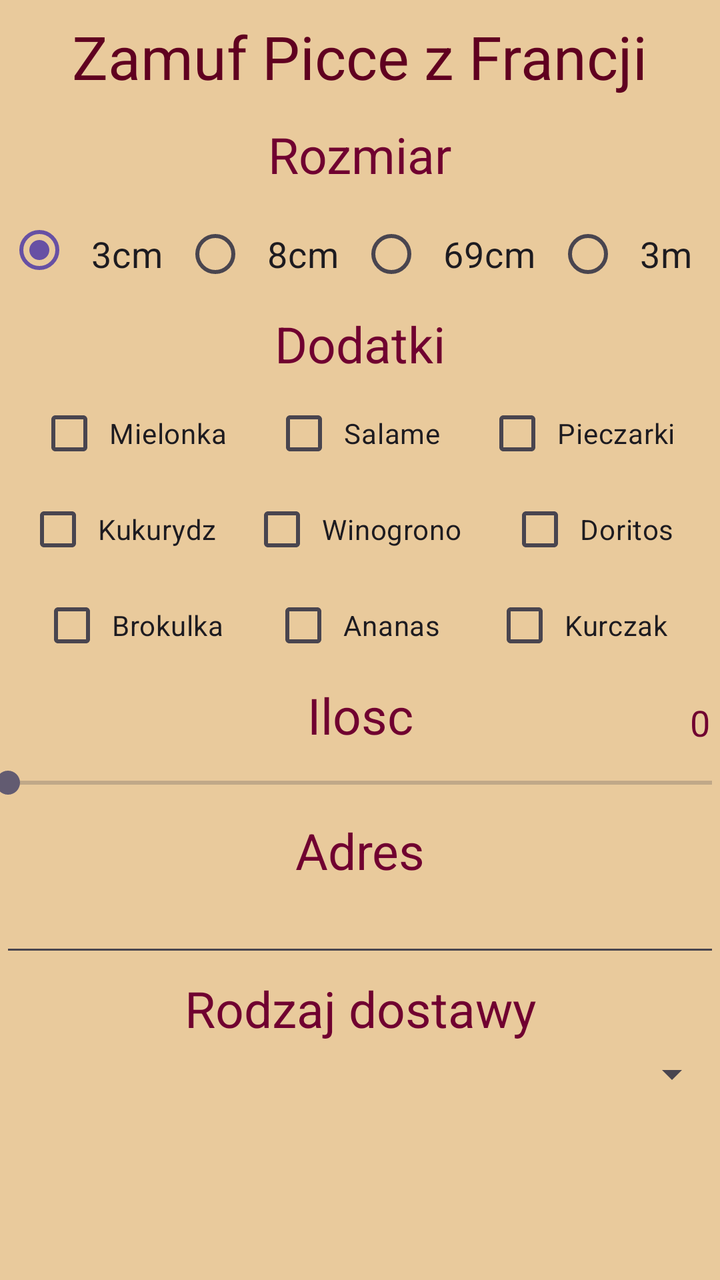
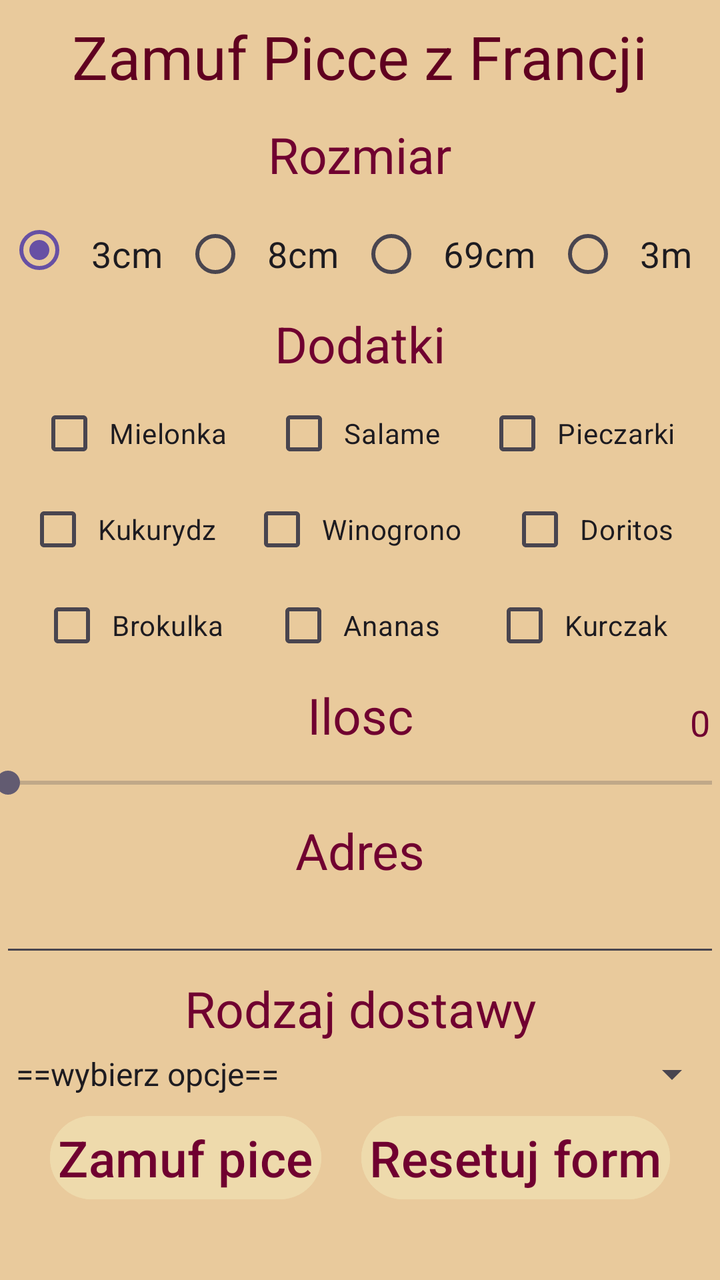

The first picture is an Android layout as it rendered before a commit; the second is the same layout after the commit. The layout source and the unified diff follow.
<!-- AndroidManifest.xml: application theme Theme.FormPizza -->
<!-- res/layout/activity_main.xml -->
<?xml version="1.0" encoding="utf-8"?>
<ScrollView xmlns:android="http://schemas.android.com/apk/res/android"
    xmlns:app="http://schemas.android.com/apk/res-auto"
    xmlns:tools="http://schemas.android.com/tools"
    android:layout_width="match_parent"
    android:layout_height="match_parent"
    android:fillViewport="true"
    tools:context=".MainActivity">

    <androidx.constraintlayout.widget.ConstraintLayout
        android:id="@+id/main"
        android:layout_width="match_parent"
        android:layout_height="wrap_content"
        android:background="#E9CA9C">

    <TextView
        android:id="@+id/textView"
        android:layout_width="wrap_content"
        android:layout_height="wrap_content"
        android:text="Zamuf Picce z Francji"
        android:textSize="30sp"
        app:layout_constraintEnd_toEndOf="parent"
        app:layout_constraintStart_toStartOf="parent"
        app:layout_constraintTop_toTopOf="parent"
        android:padding="8dp"
        android:textColor="#600020"/>

    <TextView
        android:id="@+id/textView2"
        android:layout_width="wrap_content"
        android:layout_height="wrap_content"
        android:padding="4dp"
        android:text="Rozmiar"
        android:textSize="25sp"
        app:layout_constraintEnd_toEndOf="parent"
        app:layout_constraintStart_toStartOf="parent"
        app:layout_constraintTop_toBottomOf="@+id/textView"
        android:textColor="#700030"/>

    <RadioGroup
        android:id="@+id/radioGroup"
        android:layout_width="wrap_content"
        android:layout_height="wrap_content"
        android:layout_marginTop="5dp"
        android:orientation="horizontal"
        app:layout_constraintEnd_toEndOf="parent"
        app:layout_constraintStart_toStartOf="parent"
        app:layout_constraintTop_toBottomOf="@+id/textView2"
        android:checkedButton="@id/rozmiar3">


        <RadioButton
            android:id="@+id/rozmiar3"
            android:layout_width="match_parent"
            android:layout_height="41dp"
            android:padding="10dp"
            android:text="3cm"
            android:textSize="18sp" />

        <RadioButton
            android:id="@+id/rozmiar8"
            android:layout_width="wrap_content"
            android:layout_height="wrap_content"
            android:padding="10dp"
            android:text="8cm"
            android:textSize="18sp" />

        <RadioButton
            android:id="@+id/rozmiar69"
            android:layout_width="wrap_content"
            android:layout_height="wrap_content"
            android:padding="10dp"
            android:text="69cm"
            android:textSize="18sp" />

        <RadioButton
            android:id="@+id/rozmiarOstroznie"
            android:layout_width="wrap_content"
            android:layout_height="wrap_content"
            android:padding="10dp"
            android:text="3m"
            android:textSize="18sp" />
    </RadioGroup>

    <TextView
        android:id="@+id/textView3"
        android:layout_width="wrap_content"
        android:layout_height="wrap_content"
        android:text="Dodatki"
        app:layout_constraintEnd_toEndOf="parent"
        app:layout_constraintStart_toStartOf="parent"
        app:layout_constraintTop_toBottomOf="@+id/radioGroup"
        android:padding="4dp"
        android:textSize="25sp"
        android:textColor="#700030"/>

    <CheckBox
        android:id="@+id/salame"
        android:layout_width="wrap_content"
        android:layout_height="wrap_content"
        android:text="Salame"
        android:padding="4dp"
        app:layout_constraintEnd_toEndOf="parent"
        app:layout_constraintStart_toStartOf="parent"
        app:layout_constraintTop_toBottomOf="@+id/textView3" />

    <CheckBox
        android:id="@+id/mielonka"
        android:layout_width="wrap_content"
        android:layout_height="wrap_content"
        android:text="Mielonka"
        android:padding="4dp"
        app:layout_constraintEnd_toStartOf="@+id/salame"
        app:layout_constraintStart_toStartOf="parent"
        app:layout_constraintTop_toBottomOf="@+id/textView3" />

    <CheckBox
        android:id="@+id/pieczarka"
        android:layout_width="wrap_content"
        android:layout_height="wrap_content"
        android:text="Pieczarki"
        android:padding="4dp"
        app:layout_constraintEnd_toEndOf="parent"
        app:layout_constraintStart_toEndOf="@+id/salame"
        app:layout_constraintTop_toBottomOf="@+id/textView3" />

    <CheckBox
        android:id="@+id/winogron"
        android:layout_width="wrap_content"
        android:layout_height="wrap_content"
        android:text="Winogrono"
        android:padding="4dp"
        app:layout_constraintEnd_toEndOf="parent"
        app:layout_constraintStart_toStartOf="parent"
        app:layout_constraintTop_toBottomOf="@+id/salame" />

    <CheckBox
        android:id="@+id/kukurydza"
        android:layout_width="wrap_content"
        android:layout_height="wrap_content"
        android:text="Kukurydz"
        android:padding="4dp"
        app:layout_constraintEnd_toStartOf="@+id/winogron"
        app:layout_constraintStart_toStartOf="parent"
        app:layout_constraintTop_toBottomOf="@+id/mielonka" />

    <CheckBox
        android:id="@+id/doritos"
        android:layout_width="wrap_content"
        android:layout_height="wrap_content"
        android:text="Doritos"
        android:padding="4dp"
        app:layout_constraintEnd_toEndOf="parent"
        app:layout_constraintStart_toEndOf="@+id/winogron"
        app:layout_constraintTop_toBottomOf="@+id/pieczarka" />

    <CheckBox
        android:id="@+id/ananas"
        android:layout_width="wrap_content"
        android:layout_height="wrap_content"
        android:text="Ananas"
        android:padding="4dp"
        app:layout_constraintEnd_toEndOf="parent"
        app:layout_constraintStart_toStartOf="parent"
        app:layout_constraintTop_toBottomOf="@+id/winogron" />

    <CheckBox
        android:id="@+id/kurczak"
        android:layout_width="wrap_content"
        android:layout_height="wrap_content"
        android:text="Kurczak"
        android:padding="4dp"
        app:layout_constraintEnd_toEndOf="parent"
        app:layout_constraintStart_toEndOf="@+id/ananas"
        app:layout_constraintTop_toBottomOf="@+id/doritos" />

    <CheckBox
        android:id="@+id/brokul"
        android:layout_width="wrap_content"
        android:layout_height="wrap_content"
        android:text="Brokulka"
        android:padding="4dp"
        app:layout_constraintEnd_toStartOf="@+id/ananas"
        app:layout_constraintStart_toStartOf="parent"
        app:layout_constraintTop_toBottomOf="@+id/kukurydza" />

    <TextView
        android:id="@+id/textView4"
        android:layout_width="wrap_content"
        android:layout_height="wrap_content"
        android:text="Ilosc"
        app:layout_constraintEnd_toEndOf="parent"
        app:layout_constraintStart_toStartOf="parent"
        app:layout_constraintTop_toBottomOf="@+id/ananas"
        android:padding="4dp"
        android:textSize="25sp"
        android:textColor="#700030"/>

    <SeekBar
        android:id="@+id/seekBar"
        android:layout_width="match_parent"
        android:layout_height="wrap_content"
        android:max="10"
        android:progress="0"
        app:layout_constraintEnd_toEndOf="parent"
        app:layout_constraintStart_toStartOf="parent"
        app:layout_constraintTop_toBottomOf="@+id/textView4"
        android:padding="4dp"/>

    <TextView
        android:id="@+id/textView5"
        android:layout_width="wrap_content"
        android:layout_height="wrap_content"
        android:text="Adres"
        app:layout_constraintEnd_toEndOf="parent"
        app:layout_constraintStart_toStartOf="parent"
        app:layout_constraintTop_toBottomOf="@+id/seekBar"
        android:padding="4dp"
        android:textSize="25sp"
        android:textColor="#700030"/>

    <EditText
        android:id="@+id/editTextText"
        android:layout_width="match_parent"
        android:layout_height="wrap_content"
        android:ems="10"
        android:inputType="text"
        android:padding="4dp"
        android:text=""
        android:textColor="#700030"
        android:textSize="22sp"
        app:layout_constraintEnd_toEndOf="parent"
        app:layout_constraintStart_toStartOf="parent"
        app:layout_constraintTop_toBottomOf="@+id/textView5" />

    <TextView
        android:id="@+id/textView6"
        android:layout_width="wrap_content"
        android:layout_height="wrap_content"
        android:padding="5dp"
        android:text="0"
        android:textColor="#700030"
        android:textSize="18sp"
        app:layout_constraintBottom_toBottomOf="@+id/textView4"
        app:layout_constraintEnd_toEndOf="parent" />

        <Spinner
            android:id="@+id/spCourse"
            android:layout_width="match_parent"
            android:layout_height="wrap_content"
            app:layout_constraintTop_toBottomOf="@+id/textView7"
            android:padding="4dp"
            android:textSize="20sp"
            android:textColor="#700030"/>

        <TextView
            android:id="@+id/textView7"
            android:layout_width="wrap_content"
            android:layout_height="wrap_content"
            android:text="Rodzaj dostawy"
            app:layout_constraintEnd_toEndOf="parent"
            app:layout_constraintStart_toStartOf="parent"
            app:layout_constraintTop_toBottomOf="@+id/editTextText"
            android:padding="4dp"
            android:textSize="25sp"
            android:textColor="#700030"/>

    </androidx.constraintlayout.widget.ConstraintLayout>
</ScrollView>
<!-- resources referenced by this layout -->
<resources>
  <style name="Theme.FormPizza" parent="Base.Theme.FormPizza" />
  <style name="Base.Theme.FormPizza" parent="Theme.Material3.DayNight.NoActionBar">
          
          
      </style>
</resources>

<!-- the commit's change to res/layout/activity_main.xml (unified diff, before → after) -->
@@ -17,7 +17,7 @@
         android:id="@+id/textView"
         android:layout_width="wrap_content"
         android:layout_height="wrap_content"
-        android:text="Zamuf Picce z Francji"
+        android:text="@string/zamuf_picce_z_francji"
         android:textSize="30sp"
         app:layout_constraintEnd_toEndOf="parent"
         app:layout_constraintStart_toStartOf="parent"
@@ -30,7 +30,7 @@
         android:layout_width="wrap_content"
         android:layout_height="wrap_content"
         android:padding="4dp"
-        android:text="Rozmiar"
+        android:text="@string/rozmiar"
         android:textSize="25sp"
         app:layout_constraintEnd_toEndOf="parent"
         app:layout_constraintStart_toStartOf="parent"
@@ -54,7 +54,7 @@
             android:layout_width="match_parent"
             android:layout_height="41dp"
             android:padding="10dp"
-            android:text="3cm"
+            android:text="@string/_3cm"
             android:textSize="18sp" />
 
         <RadioButton
@@ -62,7 +62,7 @@
             android:layout_width="wrap_content"
             android:layout_height="wrap_content"
             android:padding="10dp"
-            android:text="8cm"
+            android:text="@string/_8cm"
             android:textSize="18sp" />
 
         <RadioButton
@@ -70,7 +70,7 @@
             android:layout_width="wrap_content"
             android:layout_height="wrap_content"
             android:padding="10dp"
-            android:text="69cm"
+            android:text="@string/_69cm"
             android:textSize="18sp" />
 
         <RadioButton
@@ -78,7 +78,7 @@
             android:layout_width="wrap_content"
             android:layout_height="wrap_content"
             android:padding="10dp"
-            android:text="3m"
+            android:text="@string/_3m"
             android:textSize="18sp" />
     </RadioGroup>
 
@@ -86,7 +86,7 @@
         android:id="@+id/textView3"
         android:layout_width="wrap_content"
         android:layout_height="wrap_content"
-        android:text="Dodatki"
+        android:text="@string/dodatki"
         app:layout_constraintEnd_toEndOf="parent"
         app:layout_constraintStart_toStartOf="parent"
         app:layout_constraintTop_toBottomOf="@+id/radioGroup"
@@ -98,7 +98,7 @@
         android:id="@+id/salame"
         android:layout_width="wrap_content"
         android:layout_height="wrap_content"
-        android:text="Salame"
+        android:text="@string/salame"
         android:padding="4dp"
         app:layout_constraintEnd_toEndOf="parent"
         app:layout_constraintStart_toStartOf="parent"
@@ -108,17 +108,17 @@
         android:id="@+id/mielonka"
         android:layout_width="wrap_content"
         android:layout_height="wrap_content"
-        android:text="Mielonka"
+        android:text="@string/mielonka"
         android:padding="4dp"
         app:layout_constraintEnd_toStartOf="@+id/salame"
         app:layout_constraintStart_toStartOf="parent"
         app:layout_constraintTop_toBottomOf="@+id/textView3" />
 
     <CheckBox
-        android:id="@+id/pieczarka"
-        android:layout_width="wrap_content"
-        android:layout_height="wrap_content"
-        android:text="Pieczarki"
+        android:id="@+id/pieczarki"
+        android:layout_width="wrap_content"
+        android:layout_height="wrap_content"
+        android:text="@string/pieczarki"
         android:padding="4dp"
         app:layout_constraintEnd_toEndOf="parent"
         app:layout_constraintStart_toEndOf="@+id/salame"
@@ -128,7 +128,7 @@
         android:id="@+id/winogron"
         android:layout_width="wrap_content"
         android:layout_height="wrap_content"
-        android:text="Winogrono"
+        android:text="@string/winogrono"
         android:padding="4dp"
         app:layout_constraintEnd_toEndOf="parent"
         app:layout_constraintStart_toStartOf="parent"
@@ -138,7 +138,7 @@
         android:id="@+id/kukurydza"
         android:layout_width="wrap_content"
         android:layout_height="wrap_content"
-        android:text="Kukurydz"
+        android:text="@string/kukurydz"
         android:padding="4dp"
         app:layout_constraintEnd_toStartOf="@+id/winogron"
         app:layout_constraintStart_toStartOf="parent"
@@ -148,17 +148,17 @@
         android:id="@+id/doritos"
         android:layout_width="wrap_content"
         android:layout_height="wrap_content"
-        android:text="Doritos"
+        android:text="@string/doritos"
         android:padding="4dp"
         app:layout_constraintEnd_toEndOf="parent"
         app:layout_constraintStart_toEndOf="@+id/winogron"
-        app:layout_constraintTop_toBottomOf="@+id/pieczarka" />
+        app:layout_constraintTop_toBottomOf="@+id/pieczarki" />
 
     <CheckBox
         android:id="@+id/ananas"
         android:layout_width="wrap_content"
         android:layout_height="wrap_content"
-        android:text="Ananas"
+        android:text="@string/ananas"
         android:padding="4dp"
         app:layout_constraintEnd_toEndOf="parent"
         app:layout_constraintStart_toStartOf="parent"
@@ -168,7 +168,7 @@
         android:id="@+id/kurczak"
         android:layout_width="wrap_content"
         android:layout_height="wrap_content"
-        android:text="Kurczak"
+        android:text="@string/kurczak"
         android:padding="4dp"
         app:layout_constraintEnd_toEndOf="parent"
         app:layout_constraintStart_toEndOf="@+id/ananas"
@@ -178,7 +178,7 @@
         android:id="@+id/brokul"
         android:layout_width="wrap_content"
         android:layout_height="wrap_content"
-        android:text="Brokulka"
+        android:text="@string/brokulka"
         android:padding="4dp"
         app:layout_constraintEnd_toStartOf="@+id/ananas"
         app:layout_constraintStart_toStartOf="parent"
@@ -188,7 +188,7 @@
         android:id="@+id/textView4"
         android:layout_width="wrap_content"
         android:layout_height="wrap_content"
-        android:text="Ilosc"
+        android:text="@string/ilosc"
         app:layout_constraintEnd_toEndOf="parent"
         app:layout_constraintStart_toStartOf="parent"
         app:layout_constraintTop_toBottomOf="@+id/ananas"
@@ -211,7 +211,7 @@
         android:id="@+id/textView5"
         android:layout_width="wrap_content"
         android:layout_height="wrap_content"
-        android:text="Adres"
+        android:text="@string/adres"
         app:layout_constraintEnd_toEndOf="parent"
         app:layout_constraintStart_toStartOf="parent"
         app:layout_constraintTop_toBottomOf="@+id/seekBar"
@@ -220,7 +220,7 @@
         android:textColor="#700030"/>
 
     <EditText
-        android:id="@+id/editTextText"
+        android:id="@+id/editText"
         android:layout_width="match_parent"
         android:layout_height="wrap_content"
         android:ems="10"
@@ -238,32 +238,59 @@
         android:layout_width="wrap_content"
         android:layout_height="wrap_content"
         android:padding="5dp"
-        android:text="0"
+        android:text="@string/_0"
         android:textColor="#700030"
         android:textSize="18sp"
         app:layout_constraintBottom_toBottomOf="@+id/textView4"
         app:layout_constraintEnd_toEndOf="parent" />
 
         <Spinner
-            android:id="@+id/spCourse"
+            android:id="@+id/spinner"
             android:layout_width="match_parent"
             android:layout_height="wrap_content"
             app:layout_constraintTop_toBottomOf="@+id/textView7"
-            android:padding="4dp"
-            android:textSize="20sp"
-            android:textColor="#700030"/>
+            android:entries="@array/deliveries"/>
 
         <TextView
             android:id="@+id/textView7"
             android:layout_width="wrap_content"
             android:layout_height="wrap_content"
-            android:text="Rodzaj dostawy"
+            android:text="@string/rodzaj_dostawy"
             app:layout_constraintEnd_toEndOf="parent"
             app:layout_constraintStart_toStartOf="parent"
-            app:layout_constraintTop_toBottomOf="@+id/editTextText"
+            app:layout_constraintTop_toBottomOf="@+id/editText"
             android:padding="4dp"
             android:textSize="25sp"
             android:textColor="#700030"/>
 
+        <Button
+            android:id="@+id/zamuf"
+            android:layout_width="wrap_content"
+            android:layout_height="wrap_content"
+            android:layout_marginStart="25dp"
+            android:layout_marginTop="5dp"
+            android:backgroundTint="#EEDAAC"
+            android:padding="4dp"
+            android:text="@string/zamuf_pice"
+            android:textColor="#700030"
+            android:textSize="25sp"
+            app:layout_constraintStart_toStartOf="parent"
+            app:layout_constraintTop_toBottomOf="@+id/spinner" />
+
+        <Button
+            android:id="@+id/reset"
+            android:layout_width="wrap_content"
+            android:layout_height="wrap_content"
+            android:layout_marginTop="5dp"
+            android:layout_marginEnd="25dp"
+            android:backgroundTint="#EEDAAC"
+            android:padding="4dp"
+            android:text="@string/resetuj_form"
+            android:textColor="#700030"
+            android:textSize="25sp"
+            app:layout_constraintEnd_toEndOf="parent"
+            app:layout_constraintTop_toBottomOf="@+id/spinner" />
+
+
     </androidx.constraintlayout.widget.ConstraintLayout>
 </ScrollView>
<!-- resource entries referenced after the edit -->
@@ -1,5 +1,33 @@
 <!-- resources referenced by this layout -->
 <resources>
+  <string-array name="deliveries">
+          <item>==wybierz opcje==</item>
+          <item>Szybko</item>
+          <item>Dobrze</item>
+          <item>Tanio</item>
+      </string-array>
+  <string name="_0">0</string>
+  <string name="_3cm">3cm</string>
+  <string name="_3m">3m</string>
+  <string name="_69cm">69cm</string>
+  <string name="_8cm">8cm</string>
+  <string name="adres">Adres</string>
+  <string name="ananas">Ananas</string>
+  <string name="brokulka">Brokulka</string>
+  <string name="dodatki">Dodatki</string>
+  <string name="doritos">Doritos</string>
+  <string name="ilosc">Ilosc</string>
+  <string name="kukurydz">Kukurydz</string>
+  <string name="kurczak">Kurczak</string>
+  <string name="mielonka">Mielonka</string>
+  <string name="pieczarki">Pieczarki</string>
+  <string name="resetuj_form">Resetuj form</string>
+  <string name="rodzaj_dostawy">Rodzaj dostawy</string>
+  <string name="rozmiar">Rozmiar</string>
+  <string name="salame">Salame</string>
+  <string name="winogrono">Winogrono</string>
+  <string name="zamuf_picce_z_francji">Zamuf Picce z Francji</string>
+  <string name="zamuf_pice">Zamuf pice</string>
   <style name="Theme.FormPizza" parent="Base.Theme.FormPizza" />
   <style name="Base.Theme.FormPizza" parent="Theme.Material3.DayNight.NoActionBar">
           
